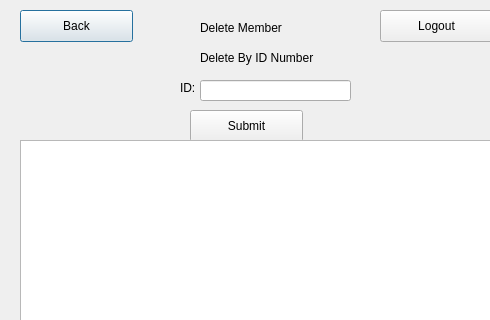
Above: QtGui/deleteemployee.ui from Tligtvoet/goat-bulk before the change; both pictures show x 0 to 490 and y 0 to 320 of the 679 by 671 pixel window. Below: the same form after it.
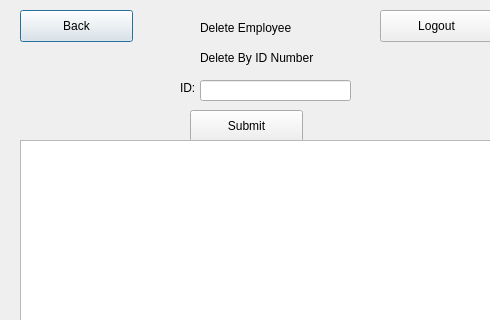
That is the form after the change.

Commit message: Added add/delete/edit members

What changed in the file:
```diff
--- a/QtGui/deleteemployee.ui
+++ b/QtGui/deleteemployee.ui
@@ -36,7 +36,7 @@
     </rect>
    </property>
    <property name="text">
-    <string>Delete Member</string>
+    <string>Delete Employee</string>
    </property>
   </widget>
   <widget class="QPushButton" name="pushButton_2">
```
The commit also changes 31 other files.
